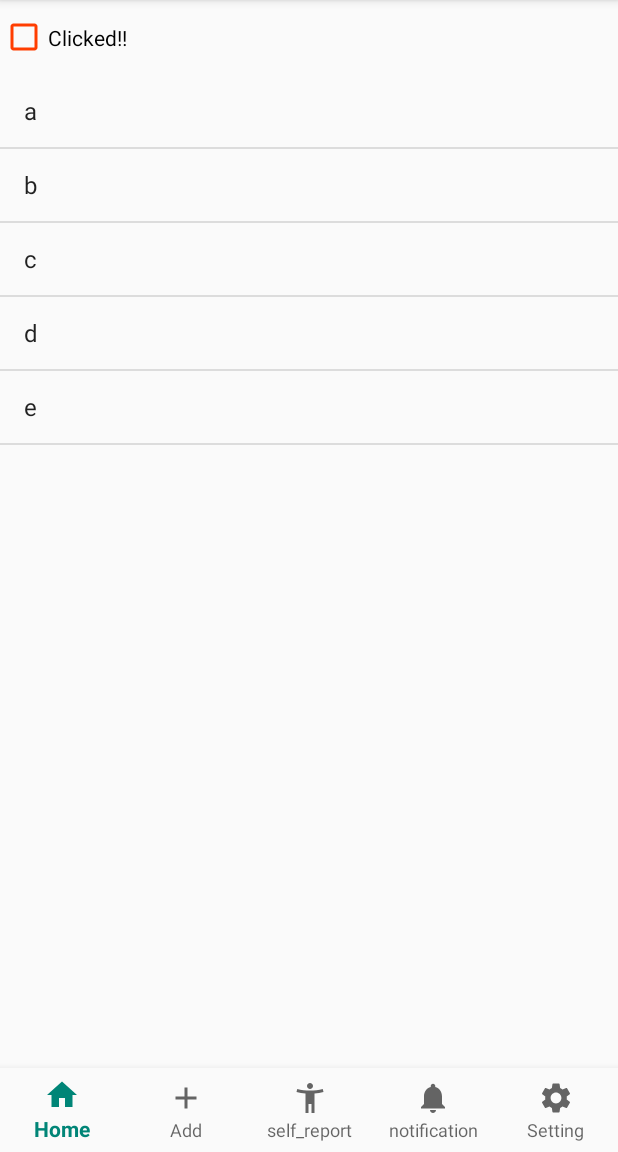
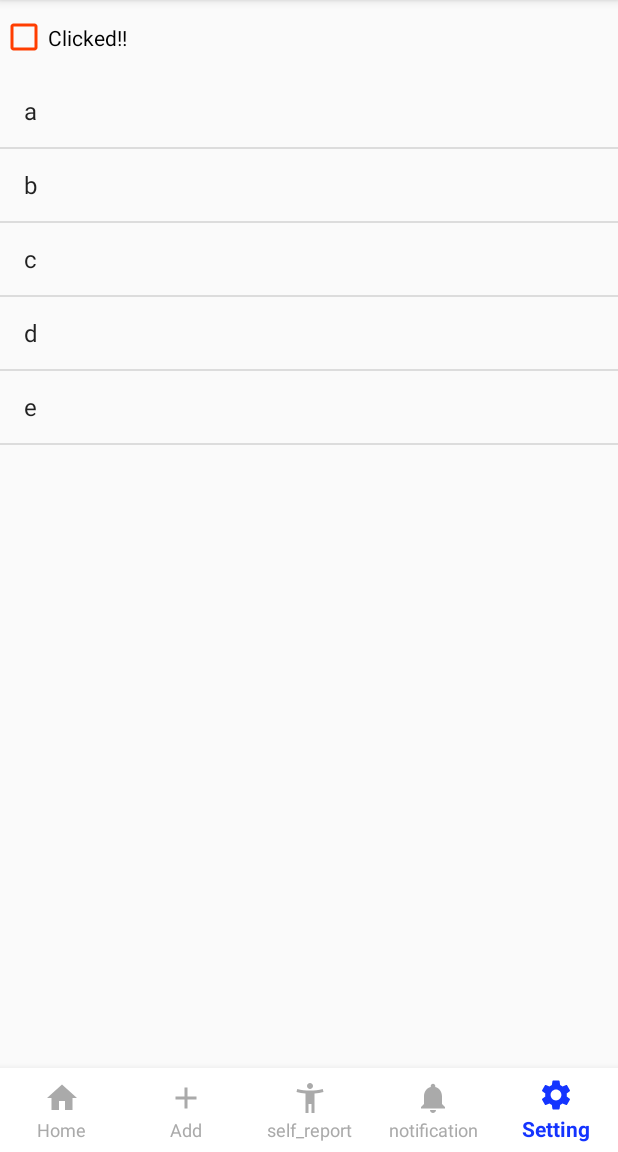
Before and after one commit to TeamSAYY/COMP3004Project, an Android app: the Nav_page screen opened directly, with no data from a screen before it, item 5 of the bottom bar chosen, on a phone screen of 412 x 824 dp, the part 84-1236 px from its top. Run offline under Robolectric (Android 15) with nearby library versions, the phone set to English and light mode, and no system bars.

Commit message:
nav_bar_fix

```diff
--- a/app/build.gradle
+++ b/app/build.gradle
@@ -33,6 +33,7 @@ dependencies {
     androidTestImplementation 'androidx.test.espresso:espresso-core:3.3.0'
 
 
+
     /*nav add library*/
     //noinspection GradleCompatible
     implementation 'com.android.support:design:28.0.0'
--- a/app/src/main/java/com/example/drmednotifier/Nav_page.java
+++ b/app/src/main/java/com/example/drmednotifier/Nav_page.java
@@ -7,6 +7,7 @@ import androidx.fragment.app.FragmentManager;
 import androidx.fragment.app.FragmentTransaction;
 import android.content.Intent;
 import android.os.Bundle;
+import android.text.Html;
 import android.view.MenuItem;
 import android.view.View;
 import android.widget.AdapterView;
@@ -23,7 +24,7 @@ import com.google.android.material.bottomnavigation.BottomNavigationView;
 
 public class Nav_page extends AppCompatActivity{
 
-    BottomNavigationView bottomNavigationView;
+    BottomNavigationView navView;
     FrameLayout frameLayout;
     String N,A;
     ListView listView;
@@ -34,7 +35,8 @@ public class Nav_page extends AppCompatActivity{
         super.onCreate(savedInstanceState);
         setContentView(R.layout.activity_nav_page);
 
-        BottomNavigationView navView= findViewById(R.id.bottomNavigationView);
+        navView= findViewById(R.id.bottomNavigationView);
+        navView.setSelectedItemId(R.id.home);
         navView.setOnNavigationItemSelectedListener(mOnNavigationItemSelectedListener);
 
         getSupportFragmentManager().beginTransaction().replace(R.id.frameLayoutView, new Frag_Home()).commit();
@@ -76,20 +78,28 @@ public class Nav_page extends AppCompatActivity{
 
             switch (item.getItemId()) {
                 case R.id.home:
-                    selectedFragment = new Frag_Home();
+                     selectedFragment = new Frag_Home();
+
                     break;
                 case R.id.add_product:
                     selectedFragment = new Frag_Add();
+
                     break;
                 case R.id.self_report:
                     selectedFragment = new Frag_Selfreport();
+
                     break;
                 case R.id.notification:
                     selectedFragment = new Frag_Notification();
+
                     break;
                 case R.id.Setting:
                     selectedFragment = new Frag_Setting();
+
+                    break;
             }
+            item.setChecked(true);
+            assert selectedFragment != null;
             getSupportFragmentManager().beginTransaction().replace(R.id.frameLayoutView, selectedFragment).commit();
 
             return false;
--- a/app/src/main/res/layout/activity_nav_page.xml
+++ b/app/src/main/res/layout/activity_nav_page.xml
@@ -11,12 +11,15 @@
         android:id="@+id/bottomNavigationView"
         android:layout_width="0dp"
         android:layout_height="wrap_content"
-        android:background="?android:attr/windowBackground"
+        android:background="@color/background_default_Color"
         app:labelVisibilityMode="labeled"
         app:layout_constraintBottom_toBottomOf="parent"
         app:layout_constraintLeft_toLeftOf="parent"
         app:layout_constraintRight_toRightOf="parent"
-        app:menu="@menu/bottom_nav_menu" />
+        app:menu="@menu/bottom_nav_menu"
+        app:itemIconTint="@drawable/item_selected"
+        app:itemTextColor="@drawable/item_selected"
+        />
 
     <FrameLayout
         android:id="@+id/frameLayoutView"
--- a/app/src/main/res/menu/bottom_nav_menu.xml
+++ b/app/src/main/res/menu/bottom_nav_menu.xml
@@ -4,27 +4,32 @@
 
 
     <item android:id= "@+id/home"
+        android:enabled="true"
         android:icon="@drawable/nav_home"
         android:title="Home"/>
 
 
     <item android:id= "@+id/add_product"
+        android:enabled="true"
         android:icon="@drawable/nav_add"
         android:title="Add"/>
 
 
     <item android:id= "@+id/self_report"
+        android:enabled="true"
         android:icon="@drawable/nav_selfreport"
         android:title="self_report"/>
 
 
 
     <item android:id= "@+id/notification"
+        android:enabled="true"
         android:icon="@drawable/nav_notification"
         android:title="notification"/>
 
 
     <item android:id= "@+id/Setting"
+        android:enabled="true"
         android:icon="@drawable/nav_setting"
         android:title="Setting"/>
 
--- a/app/src/main/res/values/colors.xml
+++ b/app/src/main/res/values/colors.xml
@@ -5,5 +5,6 @@
     <color name="colorAccent">#D81B60</color>
     <color name="background_default_Color">#FFFFFF</color>
     <color name="btColor">#FF3D00</color>
+    <color name="nav_button_colour">#065DA3</color>
 
 </resources>
```
